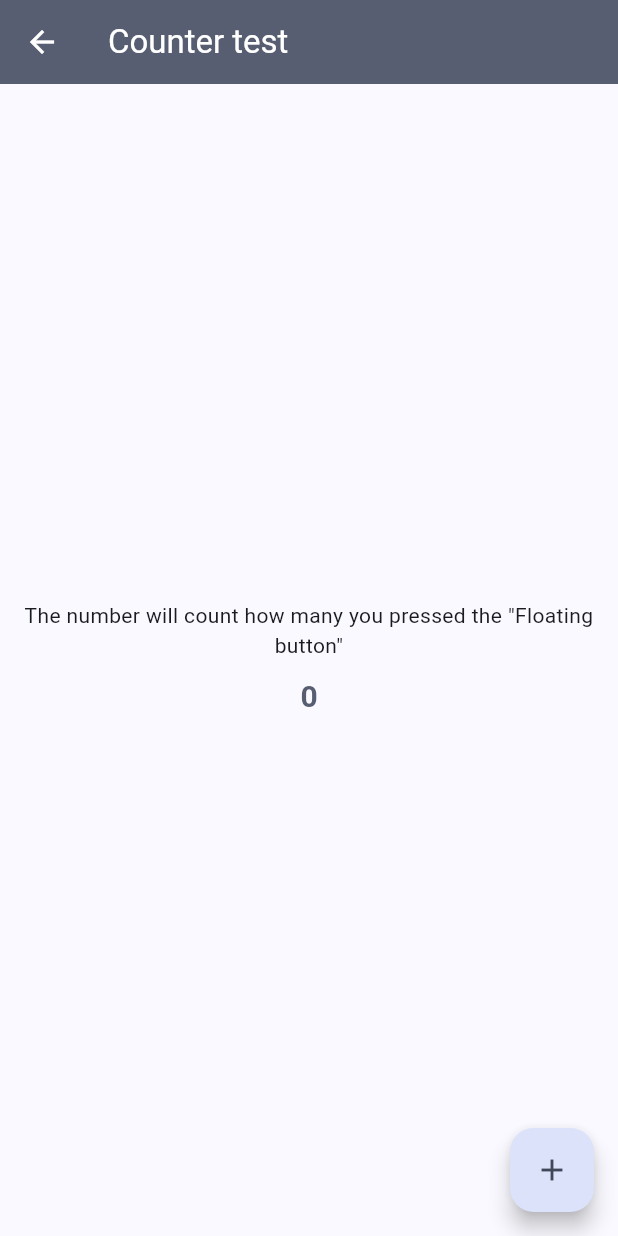
After one commit to JavierGavra/git-rebase-test, a Flutter app: the Feature2 screen opened directly, on a phone screen of 412 x 824 dp. The commit adds this screen. Run offline on Flutter 3.47's test engine with Material 2 defaults, Android fonts, the phone set to English and light mode, and no system bars.

Commit message:
make feature 2 (Counter test)

```diff
--- /dev/null
+++ b/lib/feature_2.dart
@@ -0,0 +1,50 @@
+import 'package:flutter/material.dart';
+
+class Feature2 extends StatefulWidget {
+  const Feature2({super.key});
+
+  @override
+  State<Feature2> createState() => _Feature2State();
+}
+
+class _Feature2State extends State<Feature2> {
+  int _counter = 0;
+
+  @override
+  Widget build(BuildContext context) {
+    ColorScheme colors = Theme.of(context).colorScheme;
+
+    return Scaffold(
+      appBar: AppBar(
+        title: const Text("Counter test"),
+        foregroundColor: colors.onSecondary,
+        backgroundColor: colors.secondary,
+      ),
+      body: Center(
+        child: Column(
+          mainAxisSize: MainAxisSize.min,
+          children: [
+            const Text(
+              "The number will count how many you pressed the \"Floating button\"",
+              textAlign: TextAlign.center,
+            ),
+            const SizedBox(height: 10),
+            Text(
+              _counter.toString(),
+              style: TextStyle(fontSize: 20, color: colors.secondary, fontWeight: FontWeight.bold),
+            )
+          ],
+        ),
+      ),
+      floatingActionButtonLocation: FloatingActionButtonLocation.endFloat,
+      floatingActionButton: FloatingActionButton(
+        onPressed: () => _increment(),
+        foregroundColor: colors.onSecondaryContainer,
+        backgroundColor: colors.secondaryContainer,
+        child: const Icon(Icons.add),
+      ),
+    );
+  }
+
+  void _increment() => setState(() => _counter++);
+}
--- a/lib/home_page.dart
+++ b/lib/home_page.dart
@@ -1,5 +1,6 @@
 import 'package:flutter/material.dart';
 import 'package:git_rebase_test/feature_1.dart';
+import 'package:git_rebase_test/feature_2.dart';
 
 class HomePage extends StatelessWidget {
   const HomePage({super.key});
@@ -64,7 +65,8 @@ class HomePage extends StatelessWidget {
                   sign: "(feature 1)",
                 ),
                 _menuItem(
-                  onTap: () => print("Click feature 2"),
+                  onTap: () =>
+                      Navigator.push(context, MaterialPageRoute(builder: (_) => const Feature2())),
                   backgroundColor: colors.secondary,
                   foregroundColor: colors.onSecondary,
                   title: "Counter test",
```
